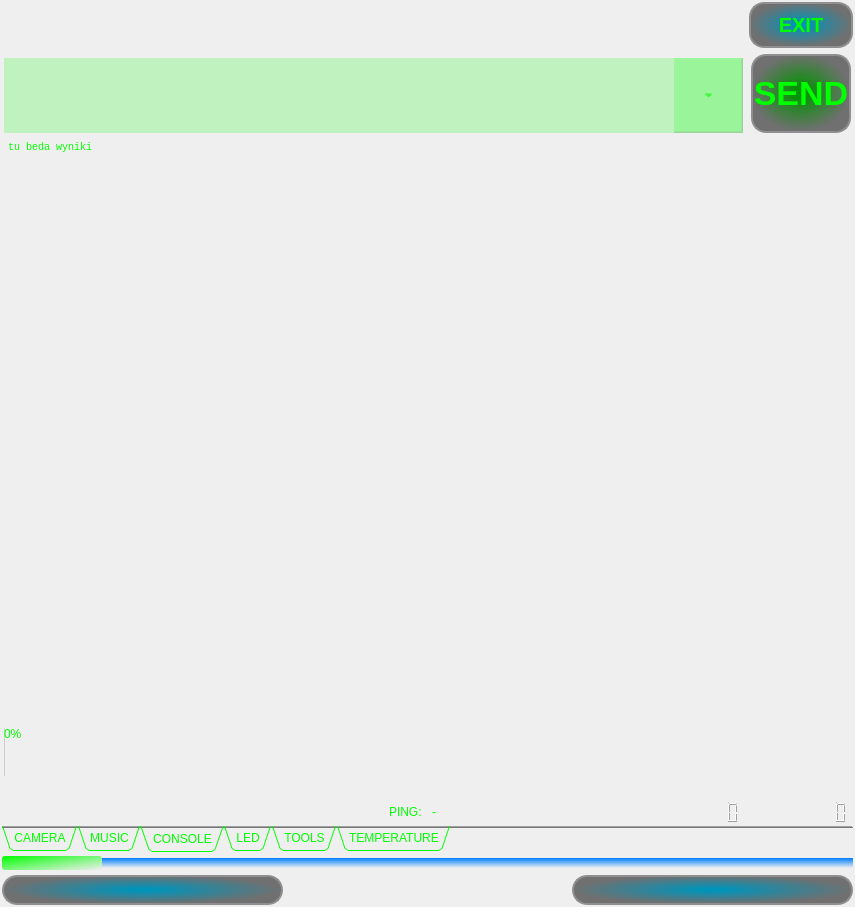
Above: iDom_Client/idom_client.ui from cyniu88/QT_kurs before the change. Below: the same form after it.
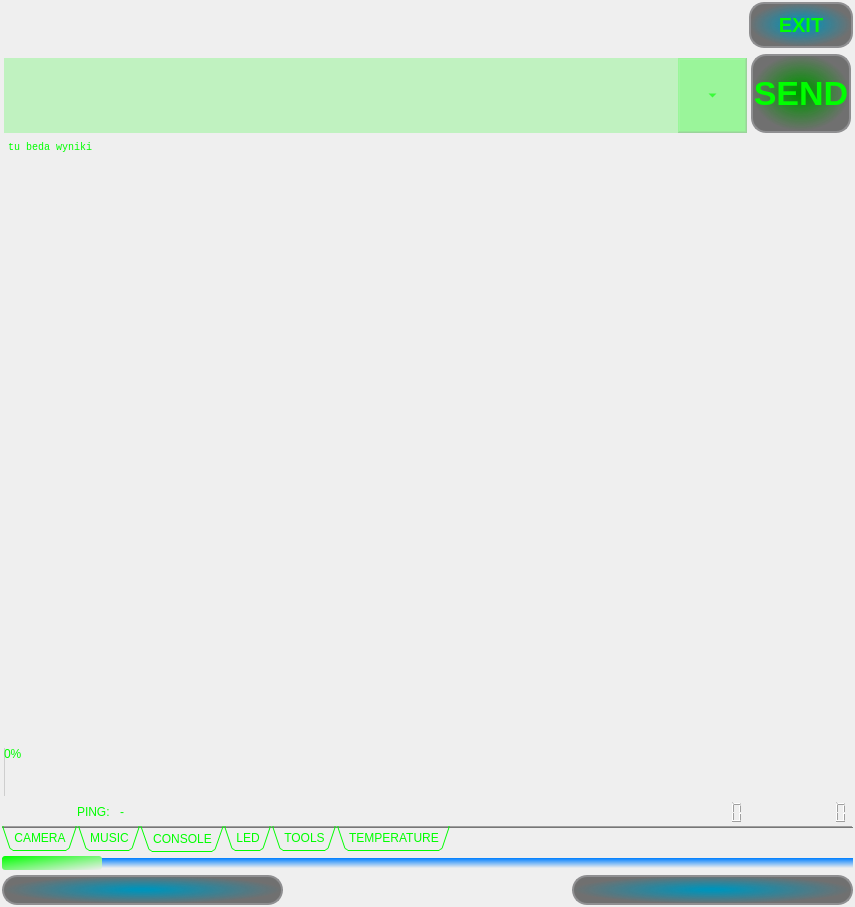
That is the form after the change. The open tabs and pages were chosen to show the change. Icons and pictures are not drawn.

Commit message: poprawki gui z wyswietlanym ping

What changed in the file:
```diff
--- a/iDom_Client/idom_client.ui
+++ b/iDom_Client/idom_client.ui
@@ -641,148 +641,7 @@
           <property name="sizeConstraint">
            <enum>QLayout::SetDefaultConstraint</enum>
           </property>
-          <item row="1" column="0" colspan="4">
-           <widget class="QComboBox" name="comboBox">
-            <property name="minimumSize">
-             <size>
-              <width>0</width>
-              <height>75</height>
-             </size>
-            </property>
-            <property name="layoutDirection">
-             <enum>Qt::LeftToRight</enum>
-            </property>
-            <property name="styleSheet">
-             <string notr="true">
-QComboBox {
- 
-background-color: rgba(0, 255, 0, 50);
- border: true;
-	border-color: rgb(0, 255, 0);
-	color: rgb(0, 255, 0);
-    font-family:  &quot;Franklin Gothic Medium&quot;;
-    font-size:  25px;
-}
-QComboBox::drop-down {
-     width:19px;
-   
-    margin-right:50px;
-   
-}
-QComboBox::down-arrow {
-   image: url(:/new/prefix1/files/down_arrow.png);
-}
-	</string>
-            </property>
-            <property name="editable">
-             <bool>true</bool>
-            </property>
-            <item>
-             <property name="text">
-              <string/>
-             </property>
-            </item>
-            <item>
-             <property name="text">
-              <string>RS232 send temperature_error:00;</string>
-             </property>
-            </item>
-            <item>
-             <property name="text">
-              <string>MPD list</string>
-             </property>
-            </item>
-            <item>
-             <property name="text">
-              <string>show log</string>
-             </property>
-            </item>
-            <item>
-             <property name="text">
-              <string>uptime</string>
-             </property>
-            </item>
-            <item>
-             <property name="text">
-              <string>show log no INFO</string>
-             </property>
-            </item>
-            <item>
-             <property name="text">
-              <string>sleep</string>
-             </property>
-            </item>
-            <item>
-             <property name="text">
-              <string>show thread all</string>
-             </property>
-            </item>
-            <item>
-             <property name="text">
-              <string>iDom text</string>
-             </property>
-            </item>
-            <item>
-             <property name="text">
-              <string>event temperature</string>
-             </property>
-            </item>
-            <item>
-             <property name="text">
-              <string>event RS232</string>
-             </property>
-            </item>
-           </widget>
-          </item>
-          <item row="5" column="3">
-           <widget class="QLCDNumber" name="lcdNumberActual">
-            <property name="minimumSize">
-             <size>
-              <width>0</width>
-              <height>0</height>
-             </size>
-            </property>
-            <property name="font">
-             <font>
-              <weight>75</weight>
-              <bold>true</bold>
-             </font>
-            </property>
-            <property name="layoutDirection">
-             <enum>Qt::RightToLeft</enum>
-            </property>
-            <property name="autoFillBackground">
-             <bool>false</bool>
-            </property>
-            <property name="styleSheet">
-             <string notr="true">color: rgb(0, 255, 0);
-border: none ;</string>
-            </property>
-            <property name="frameShape">
-             <enum>QFrame::Box</enum>
-            </property>
-            <property name="digitCount">
-             <number>9</number>
-            </property>
-            <property name="segmentStyle">
-             <enum>QLCDNumber::Outline</enum>
-            </property>
-           </widget>
-          </item>
-          <item row="4" column="0">
-           <spacer name="horizontalSpacer">
-            <property name="orientation">
-             <enum>Qt::Horizontal</enum>
-            </property>
-            <property name="sizeHint" stdset="0">
-             <size>
-              <width>40</width>
-              <height>20</height>
-             </size>
-            </property>
-           </spacer>
-          </item>
-          <item row="5" column="5">
+          <item row="4" column="5">
            <widget class="QLCDNumber" name="lcdNumberAll">
             <property name="styleSheet">
              <string notr="true">color: rgb(255, 255, 0);
@@ -910,8 +769,14 @@
             </property>
            </widget>
           </item>
-          <item row="5" column="1">
+          <item row="4" column="1">
            <widget class="QLineEdit" name="pingName">
+            <property name="sizePolicy">
+             <sizepolicy hsizetype="Minimum" vsizetype="Fixed">
+              <horstretch>0</horstretch>
+              <verstretch>0</verstretch>
+             </sizepolicy>
+            </property>
             <property name="styleSheet">
              <string notr="true">color: rgb(0, 255, 0);
 border: none ;</string>
@@ -924,8 +789,14 @@
             </property>
            </widget>
           </item>
-          <item row="5" column="2">
+          <item row="4" column="2">
            <widget class="QLineEdit" name="ping">
+            <property name="sizePolicy">
+             <sizepolicy hsizetype="Expanding" vsizetype="Fixed">
+              <horstretch>0</horstretch>
+              <verstretch>0</verstretch>
+             </sizepolicy>
+            </property>
             <property name="styleSheet">
              <string notr="true">color: rgb(0, 255, 0);
 border: none ;</string>
@@ -935,6 +806,134 @@
             </property>
            </widget>
           </item>
+          <item row="4" column="3" colspan="2">
+           <widget class="QLCDNumber" name="lcdNumberActual">
+            <property name="minimumSize">
+             <size>
+              <width>0</width>
+              <height>0</height>
+             </size>
+            </property>
+            <property name="font">
+             <font>
+              <weight>75</weight>
+              <bold>true</bold>
+             </font>
+            </property>
+            <property name="layoutDirection">
+             <enum>Qt::RightToLeft</enum>
+            </property>
+            <property name="autoFillBackground">
+             <bool>false</bool>
+            </property>
+            <property name="styleSheet">
+             <string notr="true">color: rgb(0, 255, 0);
+border: none ;</string>
+            </property>
+            <property name="frameShape">
+             <enum>QFrame::Box</enum>
+            </property>
+            <property name="digitCount">
+             <number>9</number>
+            </property>
+            <property name="segmentStyle">
+             <enum>QLCDNumber::Outline</enum>
+            </property>
+           </widget>
+          </item>
+          <item row="1" column="0" colspan="5">
+           <widget class="QComboBox" name="comboBox">
+            <property name="minimumSize">
+             <size>
+              <width>0</width>
+              <height>75</height>
+             </size>
+            </property>
+            <property name="layoutDirection">
+             <enum>Qt::LeftToRight</enum>
+            </property>
+            <property name="styleSheet">
+             <string notr="true">
+QComboBox {
+ 
+background-color: rgba(0, 255, 0, 50);
+ border: true;
+	border-color: rgb(0, 255, 0);
+	color: rgb(0, 255, 0);
+    font-family:  &quot;Franklin Gothic Medium&quot;;
+    font-size:  25px;
+}
+QComboBox::drop-down {
+     width:19px;
+   
+    margin-right:50px;
+   
+}
+QComboBox::down-arrow {
+   image: url(:/new/prefix1/files/down_arrow.png);
+}
+	</string>
+            </property>
+            <property name="editable">
+             <bool>true</bool>
+            </property>
+            <item>
+             <property name="text">
+              <string/>
+             </property>
+            </item>
+            <item>
+             <property name="text">
+              <string>RS232 send temperature_error:00;</string>
+             </property>
+            </item>
+            <item>
+             <property name="text">
+              <string>MPD list</string>
+             </property>
+            </item>
+            <item>
+             <property name="text">
+              <string>show log</string>
+             </property>
+            </item>
+            <item>
+             <property name="text">
+              <string>uptime</string>
+             </property>
+            </item>
+            <item>
+             <property name="text">
+              <string>show log no INFO</string>
+             </property>
+            </item>
+            <item>
+             <property name="text">
+              <string>sleep</string>
+             </property>
+            </item>
+            <item>
+             <property name="text">
+              <string>show thread all</string>
+             </property>
+            </item>
+            <item>
+             <property name="text">
+              <string>iDom text</string>
+             </property>
+            </item>
+            <item>
+             <property name="text">
+              <string>event temperature</string>
+             </property>
+            </item>
+            <item>
+             <property name="text">
+              <string>event RS232</string>
+             </property>
+            </item>
+           </widget>
+          </item>
          </layout>
         </item>
        </layout>
```
